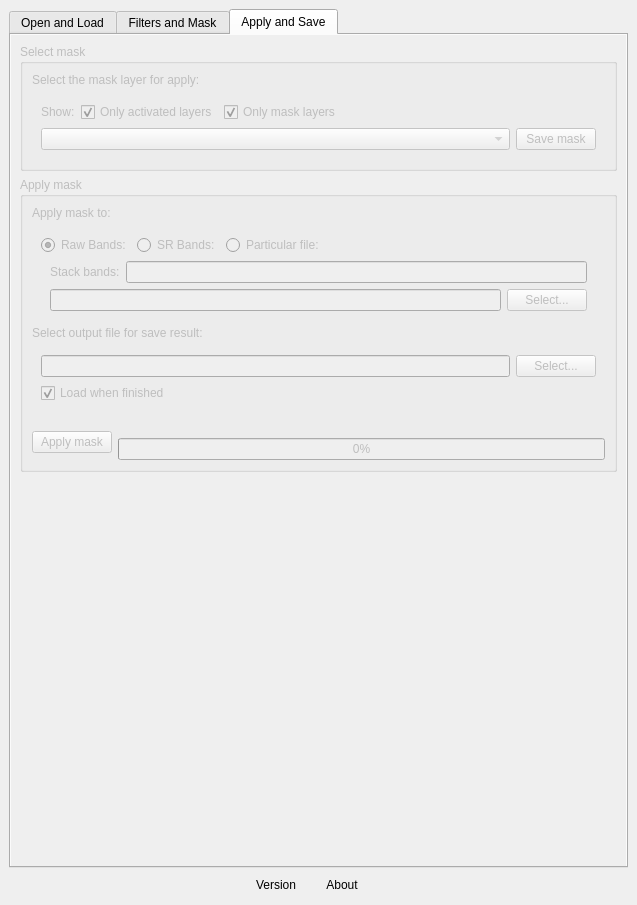
Before: the Qt Designer form ui/cloud_masking_dockwidget_base.ui in SMByC/CloudMasking, drawn with Qt 5.
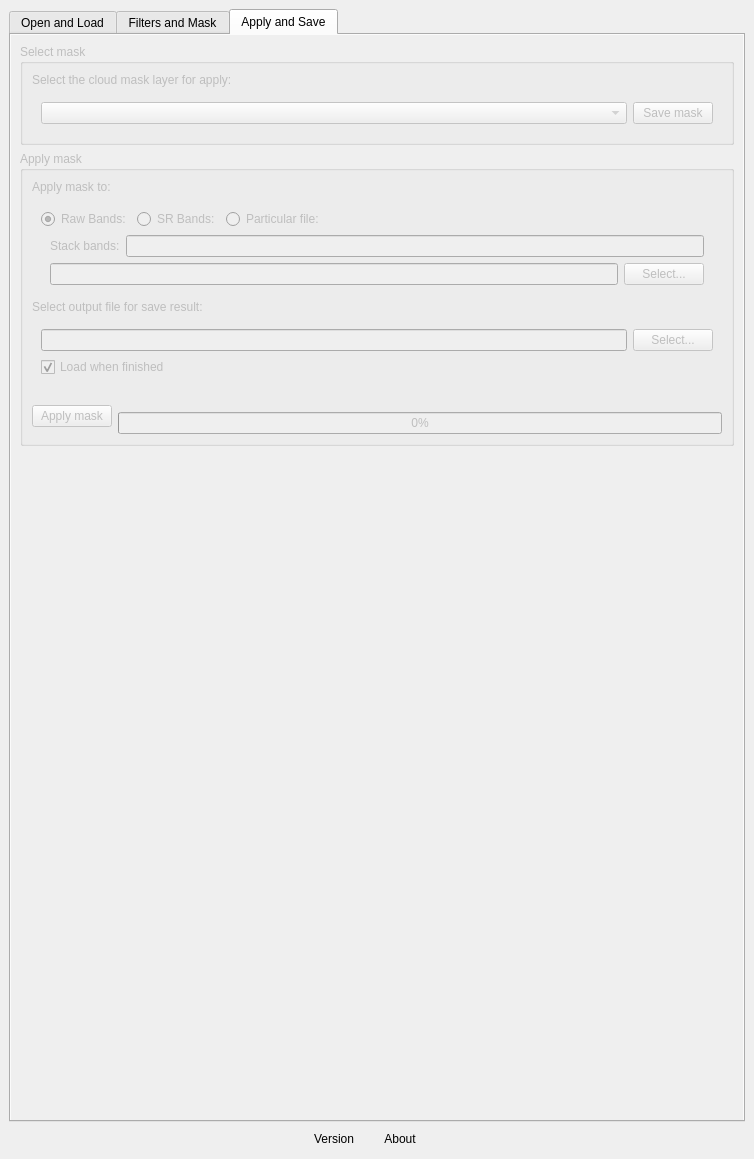
After: the same form once the commit is applied. The open tabs and pages were chosen to show the change. Icons and pictures are not drawn. Custom widgets are drawn as their Qt base class.

Commit message: Refactoring and simplified the combobox list for select the mask layer for apply using QgsMapLayerComboBox

The edit to the form file:
```diff
--- a/ui/cloud_masking_dockwidget_base.ui
+++ b/ui/cloud_masking_dockwidget_base.ui
@@ -6,8 +6,8 @@
    <rect>
     <x>0</x>
     <y>0</y>
-    <width>637</width>
-    <height>905</height>
+    <width>754</width>
+    <height>1159</height>
    </rect>
   </property>
   <property name="windowTitle">
@@ -1920,8 +1920,8 @@
             <rect>
              <x>0</x>
              <y>0</y>
-             <width>645</width>
-             <height>743</height>
+             <width>730</width>
+             <height>996</height>
             </rect>
            </property>
            <layout class="QVBoxLayout" name="verticalLayout_12">
@@ -1943,63 +1943,14 @@
                <item>
                 <widget class="QLabel" name="label_4">
                  <property name="text">
-                  <string>Select the mask layer for apply:</string>
+                  <string>Select the cloud mask layer for apply:</string>
                  </property>
                 </widget>
                </item>
                <item>
                 <widget class="QWidget" name="widget_SaveApply_01" native="true">
                  <layout class="QGridLayout" name="gridLayout_4">
-                  <item row="1" column="0">
-                   <widget class="QWidget" name="widget_8" native="true">
-                    <layout class="QHBoxLayout" name="horizontalLayout_9">
-                     <property name="margin">
-                      <number>0</number>
-                     </property>
-                     <item>
-                      <widget class="QLabel" name="label_17">
-                       <property name="text">
-                        <string>Show:</string>
-                       </property>
-                      </widget>
-                     </item>
-                     <item>
-                      <widget class="QCheckBox" name="checkBox_ActivatedLayers">
-                       <property name="text">
-                        <string>Only activated layers</string>
-                       </property>
-                       <property name="checked">
-                        <bool>true</bool>
-                       </property>
-                      </widget>
-                     </item>
-                     <item>
-                      <widget class="QCheckBox" name="checkBox_MaskLayers">
-                       <property name="text">
-                        <string>Only mask layers</string>
-                       </property>
-                       <property name="checked">
-                        <bool>true</bool>
-                       </property>
-                      </widget>
-                     </item>
-                     <item>
-                      <spacer name="horizontalSpacer_5">
-                       <property name="orientation">
-                        <enum>Qt::Horizontal</enum>
-                       </property>
-                       <property name="sizeHint" stdset="0">
-                        <size>
-                         <width>40</width>
-                         <height>20</height>
-                        </size>
-                       </property>
-                      </spacer>
-                     </item>
-                    </layout>
-                   </widget>
-                  </item>
-                  <item row="4" column="0">
+                  <item row="3" column="0">
                    <widget class="QWidget" name="widget_9" native="true">
                     <layout class="QHBoxLayout" name="horizontalLayout_11">
                      <property name="margin">
@@ -2368,6 +2319,11 @@
    <header>CloudMasking.gui.extent_selector</header>
    <container>1</container>
   </customwidget>
+  <customwidget>
+   <class>QgsMapLayerComboBox</class>
+   <extends>QComboBox</extends>
+   <header>qgis.gui</header>
+  </customwidget>
  </customwidgets>
  <resources/>
  <connections>
```
Left out of the diff: 10 changed lines with no effect on the pictures. The commit also changes 1 other file.
